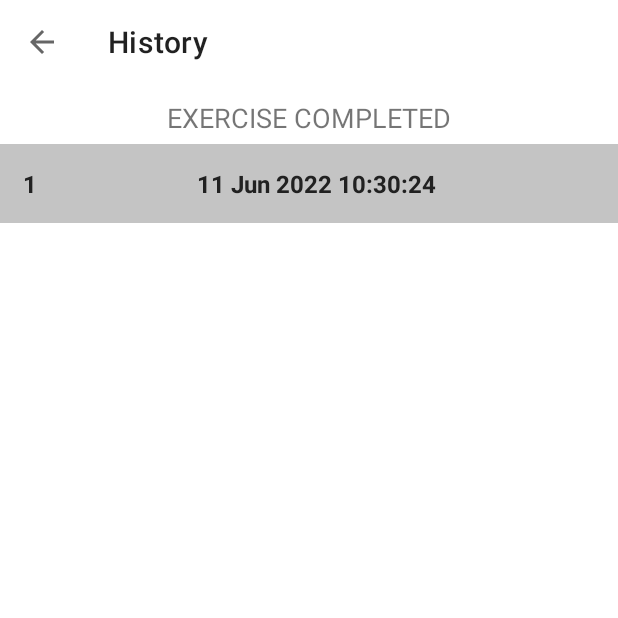
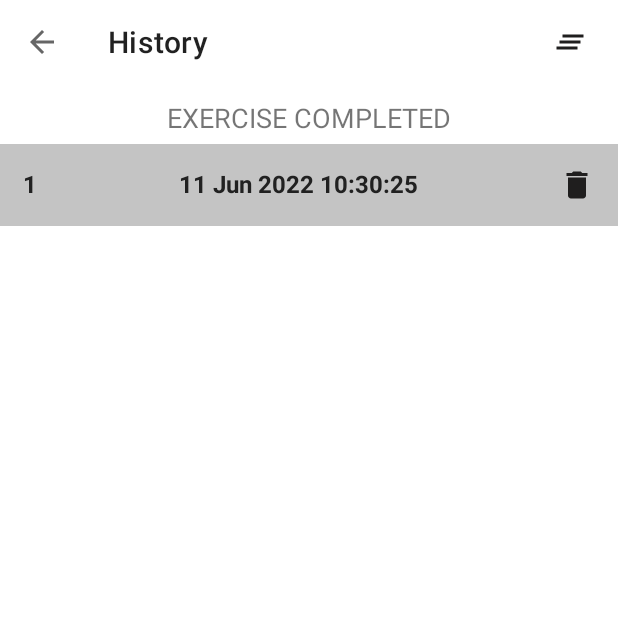
Before and after one commit to omprasad1997/7MinutesWorkout, an Android app: the HistoryActivity screen opened directly, with no data from a screen before it, on a phone screen of 412 x 824 dp, the top half of it. Run offline under Robolectric (Android 15) with nearby library versions, the phone set to English and light mode, and no system bars; our stand-ins replace Room's generated code.

Commit message:
Added delete history functionality and finished the app

```diff
--- a/app/src/main/java/com/example/a7minutesworkout/Constants.kt
+++ b/app/src/main/java/com/example/a7minutesworkout/Constants.kt
@@ -1,8 +1,16 @@
 package com.example.a7minutesworkout
 
+import android.view.Window
+import android.view.WindowManager
 import com.example.a7minutesworkout.model.ExerciseModel
 
 object Constants {
+
+    fun getFullScreenActivity(window: Window) {
+        window.setFlags(
+            WindowManager.LayoutParams.FLAG_FULLSCREEN,
+            WindowManager.LayoutParams.FLAG_FULLSCREEN)
+    }
 
     fun defaultExerciseList(): ArrayList<ExerciseModel> {
         var exerciseList = ArrayList<ExerciseModel>()
--- a/app/src/main/java/com/example/a7minutesworkout/activities/BMIActivity.kt
+++ b/app/src/main/java/com/example/a7minutesworkout/activities/BMIActivity.kt
@@ -4,6 +4,7 @@
 import android.view.View
 import android.widget.Toast
 import androidx.appcompat.app.AppCompatActivity
+import com.example.a7minutesworkout.Constants
 import com.example.a7minutesworkout.R
 import com.example.a7minutesworkout.databinding.ActivityBmiBinding
 import java.math.BigDecimal
@@ -25,7 +26,7 @@
         super.onCreate(savedInstanceState)
         binding = ActivityBmiBinding.inflate(layoutInflater)
         setContentView(binding?.root)
-
+        Constants.getFullScreenActivity(window)
         setSupportActionBar(binding?.toolbarBmiActivity)
 
         if (supportActionBar != null) {
--- a/app/src/main/java/com/example/a7minutesworkout/activities/ExerciseActivity.kt
+++ b/app/src/main/java/com/example/a7minutesworkout/activities/ExerciseActivity.kt
@@ -41,6 +41,7 @@
 
         // 3 pass in binding?.root in the content view
         setContentView(binding?.root)
+        Constants.getFullScreenActivity(window)
 
         // 4: then set support action bar and get toolBarExerciser using the binding
         //variable
--- a/app/src/main/java/com/example/a7minutesworkout/activities/FinishActivity.kt
+++ b/app/src/main/java/com/example/a7minutesworkout/activities/FinishActivity.kt
@@ -5,6 +5,7 @@
 import android.os.Bundle
 import android.util.Log
 import androidx.lifecycle.lifecycleScope
+import com.example.a7minutesworkout.Constants
 import com.example.a7minutesworkout.R
 import com.example.a7minutesworkout.database.HistoryDao
 import com.example.a7minutesworkout.WorkoutApp
@@ -24,7 +25,7 @@
 
         binding = ActivityFinishBinding.inflate(layoutInflater)
         setContentView(binding?.root)
-
+        Constants.getFullScreenActivity(window)
         setSupportActionBar(binding?.toolbarFinishActivity)
         if(supportActionBar != null){
             supportActionBar?.setDisplayHomeAsUpEnabled(true)
--- a/app/src/main/java/com/example/a7minutesworkout/activities/MainActivity.kt
+++ b/app/src/main/java/com/example/a7minutesworkout/activities/MainActivity.kt
@@ -3,6 +3,7 @@
 import android.content.Intent
 import androidx.appcompat.app.AppCompatActivity
 import android.os.Bundle
+import com.example.a7minutesworkout.Constants
 import com.example.a7minutesworkout.databinding.ActivityMainBinding
 
 class MainActivity : AppCompatActivity() {
@@ -13,6 +14,7 @@
         super.onCreate(savedInstanceState)
         binding = ActivityMainBinding.inflate(layoutInflater)
         setContentView(binding?.root)
+        Constants.getFullScreenActivity(window) //to get full screen activity
 
         binding?.flStart?.setOnClickListener {
             val intent = Intent(this, ExerciseActivity::class.java)
--- a/app/src/main/java/com/example/a7minutesworkout/adapter/HistoryAdapter.kt
+++ b/app/src/main/java/com/example/a7minutesworkout/adapter/HistoryAdapter.kt
@@ -8,13 +8,17 @@
 import com.example.a7minutesworkout.database.HistoryEntity
 import com.example.a7minutesworkout.databinding.ItemHistoryRowBinding
 
-class HistoryAdapter(private val dates: ArrayList<HistoryEntity>) :
+class HistoryAdapter(
+    private val dates: ArrayList<HistoryEntity>,
+    private val deleteListeners: (date: String) -> Unit,
+) :
     RecyclerView.Adapter<HistoryAdapter.ViewHolder>() {
 
     inner class ViewHolder(binding: ItemHistoryRowBinding) : RecyclerView.ViewHolder(binding.root) {
         val llHistoryItemMain = binding?.llHistoryItemMain
         val tvPosition = binding?.tvPosition
         val tvItem = binding?.tvItem
+        val ivDelete = binding?.ivDelete
     }
 
     override fun onCreateViewHolder(parent: ViewGroup, viewType: Int): ViewHolder {
@@ -33,13 +37,18 @@
         holder.tvPosition.text = (position + 1).toString()
         holder.tvItem.text = item.date
 
-        if(position % 2 == 0){
+        if (position % 2 == 0) {
             holder.llHistoryItemMain.setBackgroundColor(
                 ContextCompat.getColor(holder.itemView.context, R.color.lightGrey)
             )
         } else {
             holder.llHistoryItemMain.setBackgroundColor(
-                ContextCompat.getColor(holder.itemView.context, R.color.white))
+                ContextCompat.getColor(holder.itemView.context, R.color.white)
+            )
+        }
+
+        holder.ivDelete.setOnClickListener {
+            deleteListeners.invoke(item.date)
         }
     }
 
--- a/app/src/main/java/com/example/a7minutesworkout/database/HistoryDao.kt
+++ b/app/src/main/java/com/example/a7minutesworkout/database/HistoryDao.kt
@@ -1,6 +1,7 @@
 package com.example.a7minutesworkout.database
 
 import androidx.room.Dao
+import androidx.room.Delete
 import androidx.room.Insert
 import androidx.room.Query
 import kotlinx.coroutines.flow.Flow
@@ -11,6 +12,12 @@
     @Insert
     suspend fun insert(historyEntity: HistoryEntity)
 
+    @Delete
+    suspend fun deleteExerciseByDate(historyEntity: HistoryEntity)
+
     @Query("SELECT * FROM `history-table`")
     fun fetchAllDates() : Flow<List<HistoryEntity>>
+
+
+
 }
--- /dev/null
+++ b/app/src/main/res/drawable/ic_clear_all.xml
@@ -0,0 +1,5 @@
+<vector android:height="24dp" android:tint="#1F1E1E"
+    android:viewportHeight="24" android:viewportWidth="24"
+    android:width="24dp" xmlns:android="http://schemas.android.com/apk/res/android">
+    <path android:fillColor="@android:color/white" android:pathData="M5,13h14v-2L5,11v2zM3,17h14v-2L3,15v2zM7,7v2h14L21,7L7,7z"/>
+</vector>
--- /dev/null
+++ b/app/src/main/res/drawable/ic_individual_delete.xml
@@ -0,0 +1,5 @@
+<vector android:height="24dp" android:tint="#1F1E1E"
+    android:viewportHeight="24" android:viewportWidth="24"
+    android:width="24dp" xmlns:android="http://schemas.android.com/apk/res/android">
+    <path android:fillColor="@android:color/white" android:pathData="M6,19c0,1.1 0.9,2 2,2h8c1.1,0 2,-0.9 2,-2V7H6v12zM19,4h-3.5l-1,-1h-5l-1,1H5v2h14V4z"/>
+</vector>
--- a/app/src/main/res/layout/activity_finish.xml
+++ b/app/src/main/res/layout/activity_finish.xml
@@ -59,6 +59,7 @@
         android:layout_height="wrap_content"
         android:layout_gravity="bottom"
         android:layout_marginTop="35dp"
+        android:layout_margin="10dp"
         android:background="@color/colorAccent"
         android:text="FINISH"
         android:textColor="#FFFFFF"
--- a/app/src/main/res/layout/activity_history.xml
+++ b/app/src/main/res/layout/activity_history.xml
@@ -7,14 +7,23 @@
     tools:context=".activities.HistoryActivity">
 
     <androidx.appcompat.widget.Toolbar
-        app:layout_constraintTop_toTopOf="parent"
         android:id="@+id/toolbar_history_activity"
         android:layout_width="match_parent"
         android:layout_height="?android:attr/actionBarSize"
-        android:background="#FFFFFF" />
+        android:background="#FFFFFF"
+        app:layout_constraintTop_toTopOf="parent">
+
+        <ImageView
+            android:id="@+id/ivClearAllDates"
+            android:layout_width="wrap_content"
+            android:layout_height="wrap_content"
+            android:layout_gravity="end"
+            android:visibility="gone"
+            android:layout_marginEnd="20dp"
+            android:src="@drawable/ic_clear_all" />
+    </androidx.appcompat.widget.Toolbar>
 
     <TextView
-        app:layout_constraintTop_toBottomOf="@id/toolbar_history_activity"
         android:id="@+id/tvHistory"
         android:layout_width="match_parent"
         android:layout_height="wrap_content"
@@ -23,20 +32,20 @@
         android:text="EXERCISE COMPLETED"
         android:textSize="18sp"
         android:visibility="gone"
+        app:layout_constraintTop_toBottomOf="@id/toolbar_history_activity"
         tools:visibility="visible" />
 
     <androidx.recyclerview.widget.RecyclerView
-        app:layout_constraintTop_toBottomOf="@id/tvHistory"
         android:id="@+id/rvHistory"
         android:layout_width="match_parent"
-        android:layout_height="wrap_content"
+        android:layout_height="0dp"
         android:layout_marginTop="5dp"
         android:visibility="gone"
+        app:layout_constraintBottom_toBottomOf="parent"
+        app:layout_constraintTop_toBottomOf="@id/tvHistory"
         tools:visibility="visible" />
 
     <TextView
-        app:layout_constraintTop_toBottomOf="@id/toolbar_history_activity"
-        app:layout_constraintBottom_toBottomOf="parent"
         android:id="@+id/tvNoDataAvailable"
         android:layout_width="match_parent"
         android:layout_height="wrap_content"
@@ -45,6 +54,19 @@
         android:textColor="#212121"
         android:textSize="18sp"
         android:visibility="gone"
+        app:layout_constraintBottom_toBottomOf="parent"
+        app:layout_constraintTop_toBottomOf="@id/toolbar_history_activity"
         tools:visibility="visible" />
 
+    <ProgressBar
+        android:id="@+id/progressBar"
+        android:layout_width="wrap_content"
+        android:layout_height="wrap_content"
+        android:visibility="gone"
+        app:layout_constraintBottom_toBottomOf="parent"
+        app:layout_constraintEnd_toEndOf="parent"
+        app:layout_constraintHorizontal_bias="0.5"
+        app:layout_constraintStart_toStartOf="parent"
+        app:layout_constraintTop_toTopOf="@+id/toolbar_history_activity" />
+
 </androidx.constraintlayout.widget.ConstraintLayout>
--- a/app/src/main/res/layout/item_history_row.xml
+++ b/app/src/main/res/layout/item_history_row.xml
@@ -30,5 +30,12 @@
         android:textSize="16sp"
         android:textStyle="bold"
         tools:text="DATE" />
+
+    <ImageView
+        android:id="@+id/ivDelete"
+        android:layout_width="wrap_content"
+        android:layout_height="wrap_content"
+        android:gravity="center"
+        android:src="@drawable/ic_individual_delete"/>
 </LinearLayout>
     <!--END-->
```
Also changed, not shown: app/src/main/java/com/example/a7minutesworkout/activities/HistoryActivity.kt (+84 -13 lines), app/src/main/res/layout/dialog_clear_all_exercise_dates_confirmation.xml (added, +59 -0 lines).
